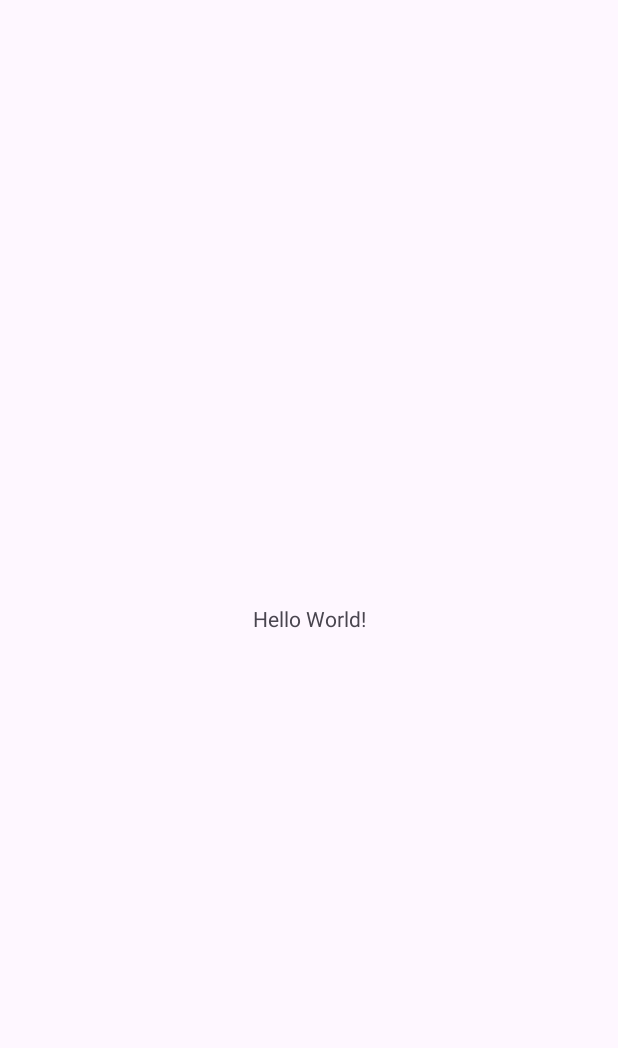
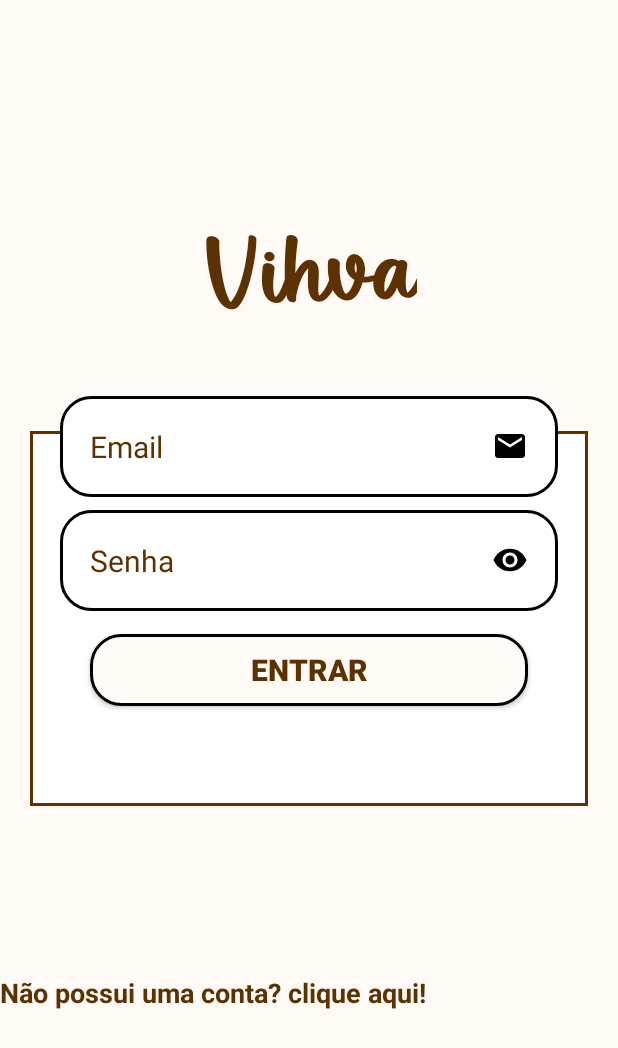
Before and after one commit to Pedrolbtb/Vihva-app, an Android app: the MainActivity screen opened directly, with no data from a screen before it, on a phone screen of 412 x 824 dp. Before the commit the part shown is almost empty. Shown: the top 1048 px of the screen. Run offline under Robolectric (Android 15) with nearby library versions, the phone set to English and light mode, and no system bars.

Commit message:
projeto vivahV2

```diff
--- /dev/null
+++ b/app/src/main/res/drawable/button.xml
@@ -0,0 +1,7 @@
+<?xml version="1.0" encoding="utf-8"?>
+<shape xmlns:android="http://schemas.android.com/apk/res/android">
+
+    <corners android:radius="20dp"/>
+    <solid android:color="@color/off_white"/>
+    <stroke android:color="@color/black" android:width="2dp"/>
+</shape>
--- /dev/null
+++ b/app/src/main/res/drawable/edit_text.xml
@@ -0,0 +1,9 @@
+<?xml version="1.0" encoding="utf-8"?>
+<shape xmlns:android="http://schemas.android.com/apk/res/android">
+
+
+    <solid android:color="@color/white"/>
+    <corners android:radius="20dp"/>
+    <stroke android:color="@color/black" android:width="2dp"/>
+
+</shape>
--- /dev/null
+++ b/app/src/main/res/drawable/ic_email.xml
@@ -0,0 +1,5 @@
+<vector android:height="24dp" android:tint="#000000"
+    android:viewportHeight="24" android:viewportWidth="24"
+    android:width="24dp" xmlns:android="http://schemas.android.com/apk/res/android">
+    <path android:fillColor="@android:color/white" android:pathData="M20,4L4,4c-1.1,0 -1.99,0.9 -1.99,2L2,18c0,1.1 0.9,2 2,2h16c1.1,0 2,-0.9 2,-2L22,6c0,-1.1 -0.9,-2 -2,-2zM20,8l-8,5 -8,-5L4,6l8,5 8,-5v2z"/>
+</vector>
--- /dev/null
+++ b/app/src/main/res/drawable/ic_eye.xml
@@ -0,0 +1,5 @@
+<vector android:height="24dp" android:tint="#000000"
+    android:viewportHeight="24" android:viewportWidth="24"
+    android:width="24dp" xmlns:android="http://schemas.android.com/apk/res/android">
+    <path android:fillColor="@android:color/white" android:pathData="M12,4.5C7,4.5 2.73,7.61 1,12c1.73,4.39 6,7.5 11,7.5s9.27,-3.11 11,-7.5c-1.73,-4.39 -6,-7.5 -11,-7.5zM12,17c-2.76,0 -5,-2.24 -5,-5s2.24,-5 5,-5 5,2.24 5,5 -2.24,5 -5,5zM12,9c-1.66,0 -3,1.34 -3,3s1.34,3 3,3 3,-1.34 3,-3 -1.34,-3 -3,-3z"/>
+</vector>
--- a/app/src/main/res/layout/activity_main.xml
+++ b/app/src/main/res/layout/activity_main.xml
@@ -4,15 +4,104 @@
     xmlns:tools="http://schemas.android.com/tools"
     android:layout_width="match_parent"
     android:layout_height="match_parent"
+    android:background="@color/off_white"
     tools:context=".MainActivity">
 
-    <TextView
-        android:layout_width="wrap_content"
-        android:layout_height="wrap_content"
-        android:text="Hello World!"
+    <!--View que abriga o container components-->
+    <View
+        android:id="@+id/containerComponents"
+        style="@style/ContainerComponents"
+        android:layout_marginStart="20dp"
+        android:layout_marginEnd="20dp"
+        android:layout_marginBottom="461dp"
         app:layout_constraintBottom_toBottomOf="parent"
+        app:layout_constraintEnd_ToEndOf="parent"
         app:layout_constraintEnd_toEndOf="parent"
+        app:layout_constraintStart_ToStartOf="parent"
+        app:layout_constraintStart_toStartOf="parent"
+        app:layout_constraintTop_toTopOf="parent"
+        tools:ignore="MissingConstraints" />
+
+    <EditText
+        android:id="@+id/edit_email"
+        style="@style/Edit_Text"
+        android:inputType="textEmailAddress"
+        android:layout_marginStart="40dp"
+        android:layout_marginTop="264dp"
+        android:layout_marginEnd="40dp"
+        android:drawableRight="@drawable/ic_email"
+        android:text="@string/title_login"
+        android:textColor="@color/marrom"
+        android:textSize="20dp"
+        app:layout_constraintEnd_toEndOf="parent"
+        app:layout_constraintHorizontal_bias="0.0"
         app:layout_constraintStart_toStartOf="parent"
         app:layout_constraintTop_toTopOf="parent" />
 
+    <EditText
+        android:id="@+id/edit_senha"
+        style="@style/Edit_Text"
+        android:layout_marginStart="40dp"
+        android:layout_marginTop="340dp"
+        android:layout_marginEnd="40dp"
+        android:drawableRight="@drawable/ic_eye"
+        android:text="@string/title_senha"
+        android:textColor="@color/marrom"
+        android:textSize="20dp"
+        app:layout_constraintEnd_toEndOf="parent"
+        app:layout_constraintHorizontal_bias="0.0"
+        app:layout_constraintStart_toStartOf="parent"
+        app:layout_constraintTop_toTopOf="parent" />
+
+    <androidx.appcompat.widget.AppCompatButton
+        android:id="@+id/btn_entar"
+        style="@style/Button"
+        app:layout_constraintEnd_toEndOf="parent"
+        app:layout_constraintStart_toEndOf="parent"
+        app:layout_constraintTop_toBottomOf="@+id/edit_senha"
+        android:text="@string/title_button_login"
+        android:textColor="@color/marrom"
+        android:textStyle="bold"
+        android:textSize="20dp" />
+
+    <ProgressBar
+        android:id="@+id/progressbar_login"
+        android:layout_width="wrap_content"
+        android:layout_height="wrap_content"
+        android:layout_marginTop="24dp"
+        android:layout_marginEnd="180dp"
+        android:visibility="invisible"
+        app:layout_constraintEnd_toEndOf="parent"
+        app:layout_constraintTop_toBottomOf="@id/containerComponents"
+
+        />
+
+    <TextView
+        android:id="@+id/text_tela_cadastro"
+        android:layout_width="wrap_content"
+        android:layout_height="wrap_content"
+        android:layout_marginTop="40dp"
+        android:text="@string/text_cadastro"
+        android:textColor="@color/marrom"
+        android:textSize="18sp"
+        android:textStyle="bold"
+        app:layout_constraintTop_toBottomOf="@id/progressbar_login"
+        app:layout_goneMarginTop="20dp"
+        tools:layout_editor_absoluteX="63dp" />
+
+    <TextView
+        android:id="@+id/titulo_login"
+        android:layout_marginTop="140dp"
+        android:layout_width="wrap_content"
+        android:layout_height="wrap_content"
+        android:text="@string/titulo_login"
+        android:textSize="70sp"
+        android:textColor="@color/marrom"
+        android:fontFamily="@font/peanut_butter"
+        app:layout_constraintStart_toStartOf="parent"
+        app:layout_constraintEnd_toEndOf="parent"
+        app:layout_constraintTop_toTopOf="parent"
+        />
+
+
 </androidx.constraintlayout.widget.ConstraintLayout>
--- a/app/src/main/res/values/strings.xml
+++ b/app/src/main/res/values/strings.xml
@@ -12,4 +12,19 @@
 
     <!--texto do botao de entrada como paciente-->
     <string name="pac_login">Paciente</string>
+
+    <!--texto do EditText email-->
+    <string name="title_login">Email</string>
+
+    <!--texto do EditText senha-->
+    <string name="title_senha">Senha</string>
+
+    <!--texto do Button entrar-->
+    <string name="title_button_login">Entrar</string>
+
+    <!--texto do text para cadastro-->
+    <string name="text_cadastro">Não possui uma conta? clique aqui!</string>
+
+
+
 </resources>
--- a/app/src/main/res/values/styles.xml
+++ b/app/src/main/res/values/styles.xml
@@ -82,10 +82,53 @@
 
         <item name="elevation">10dp</item>
 
+    </style>
+
+    <!--Style do botão de login-->
+    <style name="Button">
+        <item name="android:layout_width">match_parent</item>
+        <item name="android:layout_height">wrap_content</item>
+        <item name="android:layout_marginLeft">60dp</item>
+        <item name="android:layout_marginRight">60dp</item>
+        <item name="android:layout_marginTop">15dp</item>
+        <item name="android:background">@drawable/button</item>
+        <item name="android:textSize">20dp</item>
+        <item name="android:textColor">@color/marrom</item>
+
+    </style>
+
+    <!--style do container que abriga o login-->
+    <style name="ContainerComponents">
+
+        <item name="android:layout_width">match_parent </item>
+        <item name="android:layout_height">250dp</item>
+        <item name="android:background">@drawable/container_components</item>
+        <item name="android:layout_margin">20dp</item>
+    </style>
+
+    <!--Style do editText alguma coisa-->
+    <style name="Edit_Text">
+
+        <!--limita a quantidade de caracteres-->
+        <item name="android:maxLength">25</item>
+
+        <item name="android:layout_width">match_parent</item>
+
+        <item name="android:layout_height">wrap_content</item>
+
+        <!--puxando o style drawlable/edittext-->
+        <item name="android:background">@drawable/edit_text</item>
+
+        <!--padding do campo-->
+        <item name="android:padding">20dp</item>
+
+        <item name="android:layout_marginLeft">40dp</item>
+
+        <item name="android:layout_marginRight">40dp</item>
+
+        <item name="android:layout_marginTop">10dp</item>
 
     </style>
 
 
-
-
 </resources>
```
